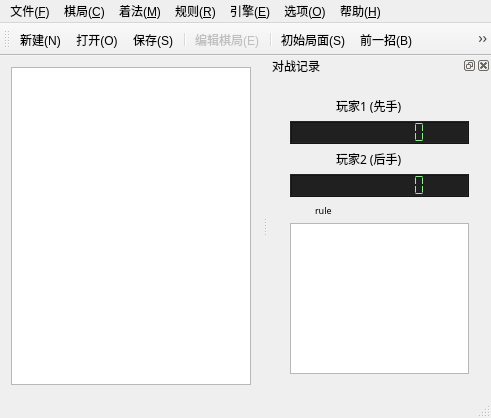
Before: the Qt Designer form NineChess/ninechesswindow.ui in calcitem/Sanmill, drawn with Qt 5.
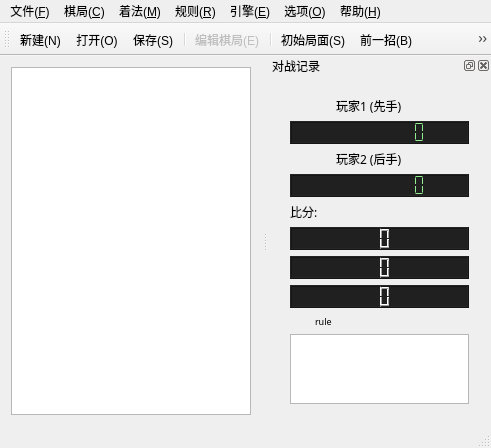
After: the same form once the commit is applied. Icons and pictures are not drawn. Custom widgets are drawn as their Qt base class.

Commit message: ui: 右侧信息栏显示比分

```diff
--- a/NineChess/ninechesswindow.ui
+++ b/NineChess/ninechesswindow.ui
@@ -23,7 +23,7 @@
    <property name="autoFillBackground">
     <bool>false</bool>
    </property>
-   <layout class="QHBoxLayout" name="horizontalLayout">
+   <layout class="QVBoxLayout" name="verticalLayout_3">
     <item>
      <widget class="GameView" name="gameView">
       <property name="sizePolicy">
@@ -384,6 +384,79 @@
            </property>
           </widget>
          </item>
+         <item>
+          <widget class="QLabel" name="labelScore">
+           <property name="font">
+            <font>
+             <family>黑体</family>
+             <pointsize>9</pointsize>
+            </font>
+           </property>
+           <property name="text">
+            <string>比分:</string>
+           </property>
+          </widget>
+         </item>
+         <item>
+          <widget class="QLCDNumber" name="scoreLcdNumber_1">
+           <property name="sizePolicy">
+            <sizepolicy hsizetype="Preferred" vsizetype="Minimum">
+             <horstretch>0</horstretch>
+             <verstretch>0</verstretch>
+            </sizepolicy>
+           </property>
+           <property name="layoutDirection">
+            <enum>Qt::LeftToRight</enum>
+           </property>
+           <property name="smallDecimalPoint">
+            <bool>false</bool>
+           </property>
+           <property name="digitCount">
+            <number>2</number>
+           </property>
+           <property name="value" stdset="0">
+            <double>0.000000000000000</double>
+           </property>
+          </widget>
+         </item>
+         <item>
+          <widget class="QLCDNumber" name="scoreLcdNumber_2">
+           <property name="sizePolicy">
+            <sizepolicy hsizetype="Preferred" vsizetype="Minimum">
+             <horstretch>0</horstretch>
+             <verstretch>0</verstretch>
+            </sizepolicy>
+           </property>
+           <property name="frameShape">
+            <enum>QFrame::Box</enum>
+           </property>
+           <property name="frameShadow">
+            <enum>QFrame::Raised</enum>
+           </property>
+           <property name="digitCount">
+            <number>2</number>
+           </property>
+           <property name="mode">
+            <enum>QLCDNumber::Dec</enum>
+           </property>
+          </widget>
+         </item>
+         <item>
+          <widget class="QLCDNumber" name="scoreLcdNumber_draw">
+           <property name="sizePolicy">
+            <sizepolicy hsizetype="Preferred" vsizetype="Minimum">
+             <horstretch>0</horstretch>
+             <verstretch>0</verstretch>
+            </sizepolicy>
+           </property>
+           <property name="smallDecimalPoint">
+            <bool>false</bool>
+           </property>
+           <property name="digitCount">
+            <number>2</number>
+           </property>
+          </widget>
+         </item>
          <item>
           <layout class="QHBoxLayout" name="horizontalLayout_2">
            <item>
```
Left out of the diff: 2 changed lines with no effect on the pictures. The commit also changes 3 other files.
